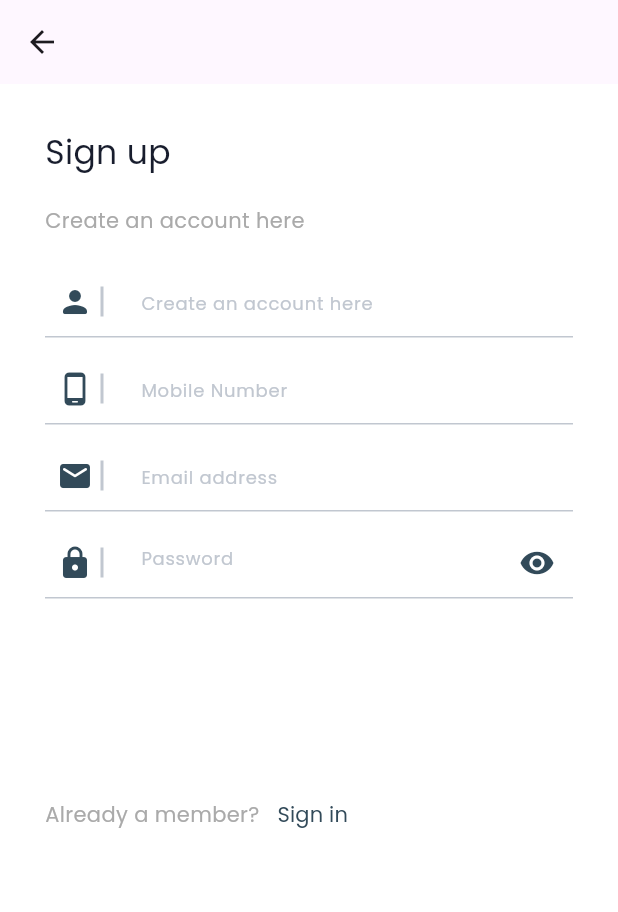
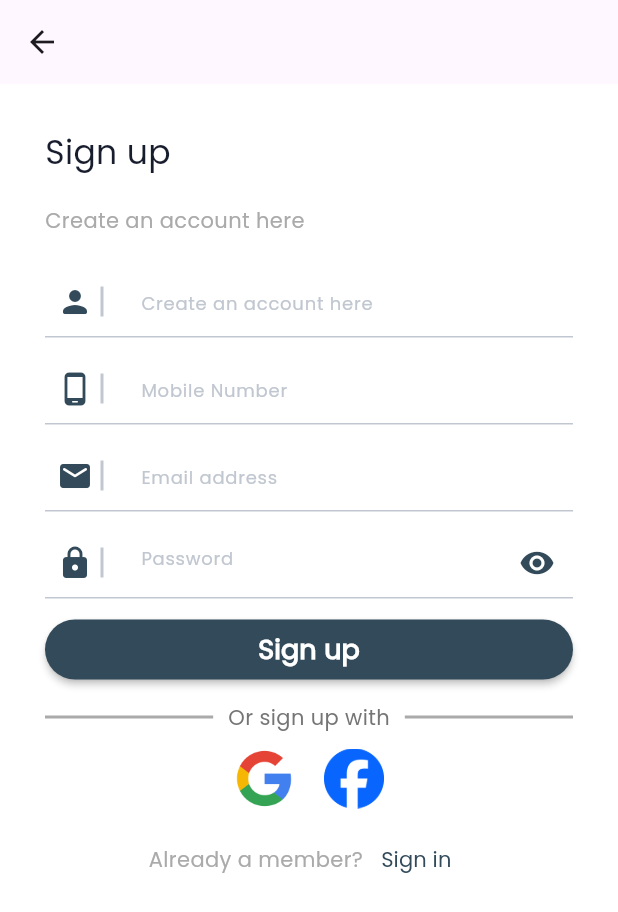
Before and after one commit to ahmedzaydan/Coffee_App, a Flutter app: the LoginView screen opened by its route, after a tap on "Sign up", on a phone screen of 412 x 824 dp. Shown: the top 912 px of the screen. Run offline on Flutter 3.47's test engine with Material 3 defaults, Android fonts, the phone set to English and light mode, and no system bars; our stand-ins replace cached_network_image, flutter_svg, gap, go_router, google_fonts, otp_text_field; network calls fail.

Commit message:
feat: Auth UI Completely Finished

```diff
--- a/caffeine_connect/lib/core/utils/constants.dart
+++ b/caffeine_connect/lib/core/utils/constants.dart
@@ -8,6 +8,6 @@ abstract class Constants {
   static int textAnimationDuration = 3;
 
   static const int zero = 0;
-  static const double buttonRadius = 20;
+  static const double buttonRadius = 25;
   static const int codeLength = 4;
 }
--- a/caffeine_connect/lib/core/utils/routes_manager.dart
+++ b/caffeine_connect/lib/core/utils/routes_manager.dart
@@ -24,7 +24,6 @@ abstract class RoutesManager {
   static const String forgotPasswordView = '/forgotPassword';
   static const String verificationView = '/verification';
   static const String menuView = '/menu';
-  // static const String menuView = '/'; // TODO: swap
   static const String makeOrder = '/makeOrder';
   static const String coffeeLoverAssemblageView = '/coffeeLoverAssemblage';
   static const String selectBaristaView = '/selectBarista';
@@ -45,13 +44,13 @@ abstract class RoutesManager {
       // login screen
       GoRoute(
         path: loginView,
-        builder: (context, state) => const LoginView(),
+        builder: (context, state) => LoginView(),
       ),
 
       // forgot password screen
       GoRoute(
         path: forgotPasswordView,
-        builder: (context, state) => ForwardPasswordView(),
+        builder: (context, state) => ForgotPasswordView(),
       ),
 
       // sign up screen
--- a/caffeine_connect/lib/core/utils/strings_manager.dart
+++ b/caffeine_connect/lib/core/utils/strings_manager.dart
@@ -21,8 +21,11 @@ abstract class StringsManager {
   static const String alreadyAMember = 'Already a member?';
   static const String enterYourEmail = 'Enter your email address';
   static const String verification = 'Verification';
+  static const String sendCode = 'Send code';
   static const String enterCode = 'Enter the OTP code which sent to your email';
+  static const String verify = 'Verify';
   static const String orSignInWith = 'Or sign in with';
+  static const String orSignUpWith = 'Or sign up with';
   static const String empty = '';
 
   // menu
--- a/caffeine_connect/lib/core/widgets/forward_button.dart
+++ b/caffeine_connect/lib/core/widgets/forward_button.dart
@@ -1,6 +1,5 @@
 import 'package:caffeine_connect/core/utils/color_manager.dart';
 import 'package:caffeine_connect/core/utils/constants.dart';
-import 'package:caffeine_connect/core/utils/values_manager.dart';
 import 'package:flutter/material.dart';
 
 class ForwardButton extends StatelessWidget {
@@ -17,7 +16,7 @@ class ForwardButton extends StatelessWidget {
       backgroundColor: ColorManager.secondary,
       radius: Constants.buttonRadius,
       child: IconButton(
-        iconSize: ValuesManager.v32,
+        iconSize: Constants.buttonRadius * 1.2,
         icon: Icon(
           Icons.arrow_forward,
           color: iconColor,
--- a/caffeine_connect/lib/features/auth/presentation/views/login_view.dart
+++ b/caffeine_connect/lib/features/auth/presentation/views/login_view.dart
@@ -1,17 +1,61 @@
+import 'package:caffeine_connect/core/utils/routes_manager.dart';
+import 'package:caffeine_connect/core/utils/strings_manager.dart';
 import 'package:caffeine_connect/core/utils/values_manager.dart';
-import 'package:caffeine_connect/features/auth/presentation/views/widgets/login_view_body.dart';
+import 'package:caffeine_connect/features/auth/presentation/views/widgets/auth_section.dart';
+import 'package:caffeine_connect/features/auth/presentation/views/widgets/auth_text.dart';
+import 'package:caffeine_connect/features/auth/presentation/views/widgets/email.dart';
+import 'package:caffeine_connect/features/auth/presentation/views/widgets/forgot_password.dart';
+import 'package:caffeine_connect/features/auth/presentation/views/widgets/password.dart';
 import 'package:flutter/material.dart';
 
 class LoginView extends StatelessWidget {
-  const LoginView({super.key});
+  LoginView({super.key});
+
+  final GlobalKey<FormState> _formKey = GlobalKey<FormState>();
+  final TextEditingController _emailController = TextEditingController();
+  final TextEditingController _passwordController = TextEditingController();
+
   @override
   Widget build(BuildContext context) {
     return Scaffold(
       appBar: AppBar(),
-      body: const Padding(
-        padding: EdgeInsets.all(ValuesManager.v30),
+      body: Padding(
+        padding: const EdgeInsets.all(ValuesManager.v30),
         child: SingleChildScrollView(
-          child: LoginViewBody(),
+          child: Column(
+            mainAxisSize: MainAxisSize.max,
+            crossAxisAlignment: CrossAxisAlignment.start,
+            children: [
+              const AuthText(
+                text1: StringsManager.signIn,
+                text2: StringsManager.welcomeBack,
+              ),
+
+              Form(
+                key: _formKey,
+                child: Column(
+                  children: [
+                    Email(emailController: _emailController),
+                    const SizedBox(height: ValuesManager.v10),
+                    Password(passwordController: _passwordController),
+                  ],
+                ),
+              ),
+
+              const ForgotPassword(),
+
+              AuthSection(
+                buttonText: StringsManager.signIn,
+                authSepText: StringsManager.orSignInWith,
+                text1: StringsManager.newMember,
+                textButtonText: StringsManager.signUp,
+                dest: RoutesManager.registerView,
+                onPressed: () {
+                  // TODO: validate form before naviagation
+                },
+              ),
+            ],
+          ),
         ),
       ),
     );
--- a/caffeine_connect/lib/features/auth/presentation/views/register_view.dart
+++ b/caffeine_connect/lib/features/auth/presentation/views/register_view.dart
@@ -1,12 +1,14 @@
 import 'package:caffeine_connect/core/utils/color_manager.dart';
-import 'package:caffeine_connect/core/utils/functions.dart';
 import 'package:caffeine_connect/core/utils/routes_manager.dart';
 import 'package:caffeine_connect/core/utils/strings_manager.dart';
 import 'package:caffeine_connect/core/utils/values_manager.dart';
-import 'package:caffeine_connect/features/auth/presentation/views/widgets/auth_actions.dart';
+import 'package:caffeine_connect/features/auth/presentation/views/widgets/auth_section.dart';
 import 'package:caffeine_connect/features/auth/presentation/views/widgets/auth_text.dart';
 import 'package:caffeine_connect/features/auth/presentation/views/widgets/custom_text_form_field.dart';
+import 'package:caffeine_connect/features/auth/presentation/views/widgets/email.dart';
+import 'package:caffeine_connect/features/auth/presentation/views/widgets/password.dart';
 import 'package:flutter/material.dart';
+import 'package:gap/gap.dart';
 
 class RegisterView extends StatelessWidget {
   const RegisterView({super.key});
@@ -27,18 +29,16 @@ class RegisterView extends StatelessWidget {
                 text2: StringsManager.createAccount,
               ),
               RegisterForm(),
-              const SizedBox(height: ValuesManager.v120),
-              AuthActions(
+              const Gap(10),
+              AuthSection(
+                buttonText: StringsManager.signUp,
+                authSepText: StringsManager.orSignUpWith,
                 text1: StringsManager.alreadyAMember,
-                textButtonContent: StringsManager.signIn,
+                textButtonText: StringsManager.signIn,
+                dest: RoutesManager.loginView,
                 onPressed: () {
-                  navigateTo(
-                    context: context,
-                    dest: RoutesManager.loginView,
-                  );
+                  // TODO: validate form before naviagation
                 },
-                // TODO: validate form before naviagation
-                // dest: RoutesManager.splashView,
               ),
             ],
           ),
@@ -86,36 +86,9 @@ class RegisterForm extends StatelessWidget {
           ),
 
           const SizedBox(height: ValuesManager.v10),
-
-          // email
-          CustomTextFormField(
-            controller: _emailController,
-            hintText: StringsManager.email,
-            prefixIcon: const Icon(
-              Icons.email_rounded,
-              color: ColorManager.secondary,
-            ),
-          ),
-
+          Email(emailController: _emailController),
           const SizedBox(height: ValuesManager.v10),
-
-          // password
-          CustomTextFormField(
-            controller: _passwordController,
-            hintText: StringsManager.password,
-            prefixIcon: const Icon(
-              Icons.lock_rounded,
-              color: ColorManager.secondary,
-            ),
-            suffixIcon: const Icon(
-              Icons.visibility,
-              color: ColorManager.secondary,
-            ),
-            obsecureText: true,
-            suffixOnPressed: () {
-              // TODO: implement password visibility
-            },
-          ),
+          Password(passwordController: _passwordController),
         ],
       ),
     );
--- a/caffeine_connect/lib/features/auth/presentation/views/widgets/auth_actions.dart
+++ b/caffeine_connect/lib/features/auth/presentation/views/widgets/auth_actions.dart
@@ -4,10 +4,6 @@ import 'package:caffeine_connect/core/utils/styles.dart';
 import 'package:flutter/material.dart';
 
 class AuthActions extends StatelessWidget {
-  final String? text1;
-  final String? textButtonContent;
-  final void Function()? onPressed;
-  final String? dest;
   const AuthActions({
     super.key,
     this.text1,
@@ -15,6 +11,11 @@ class AuthActions extends StatelessWidget {
     this.onPressed,
     this.dest,
   });
+
+  final String? text1;
+  final String? textButtonContent;
+  final void Function()? onPressed;
+  final String? dest;
 
   @override
   Widget build(BuildContext context) {
--- /dev/null
+++ b/caffeine_connect/lib/features/auth/presentation/views/widgets/auth_section.dart
@@ -0,0 +1,57 @@
+import 'package:caffeine_connect/core/utils/functions.dart';
+import 'package:caffeine_connect/core/utils/styles.dart';
+import 'package:caffeine_connect/core/widgets/custom_material_button.dart';
+import 'package:caffeine_connect/features/auth/presentation/views/widgets/auth_actions.dart';
+import 'package:caffeine_connect/features/auth/presentation/views/widgets/auth_separator.dart';
+import 'package:caffeine_connect/features/auth/presentation/views/widgets/social_media_auth.dart';
+import 'package:flutter/material.dart';
+import 'package:gap/gap.dart';
+
+class AuthSection extends StatelessWidget {
+  AuthSection({
+    super.key,
+    required this.buttonText,
+    required this.authSepText,
+    required this.text1,
+    required this.textButtonText,
+    required this.dest,
+    required this.onPressed,
+  });
+
+  final String buttonText;
+  final String authSepText;
+  final String text1;
+  final String textButtonText;
+  final String dest;
+  void Function()? onPressed;
+
+  @override
+  Widget build(BuildContext context) {
+    return Column(
+      children: [
+        CustomMaterialButton(
+          text: buttonText,
+          textStyle: Styles.textStyle18.copyWith(
+            fontWeight: FontWeight.w700,
+          ),
+          onPressed: onPressed,
+        ),
+        const Gap(10),
+        AuthSeparator(text: authSepText),
+        const SocialMediaAuth(),
+        Center(
+          child: AuthActions(
+            text1: text1,
+            textButtonContent: textButtonText,
+            onPressed: () {
+              navigateTo(
+                context: context,
+                dest: dest,
+              );
+            },
+          ),
+        ),
+      ],
+    );
+  }
+}
--- /dev/null
+++ b/caffeine_connect/lib/features/auth/presentation/views/widgets/email.dart
@@ -0,0 +1,25 @@
+import 'package:caffeine_connect/core/utils/color_manager.dart';
+import 'package:caffeine_connect/core/utils/strings_manager.dart';
+import 'package:caffeine_connect/features/auth/presentation/views/widgets/custom_text_form_field.dart';
+import 'package:flutter/material.dart';
+
+class Email extends StatelessWidget {
+  const Email({
+    super.key,
+    required this.emailController,
+  });
+
+  final TextEditingController emailController;
+
+  @override
+  Widget build(BuildContext context) {
+    return CustomTextFormField(
+      controller: emailController,
+      hintText: StringsManager.email,
+      prefixIcon: const Icon(
+        Icons.email_rounded,
+        color: ColorManager.secondary,
+      ),
+    );
+  }
+}
--- a/caffeine_connect/lib/features/auth/presentation/views/widgets/login_view_body.dart
+++ /dev/null
@@ -1,113 +0,0 @@
-import 'package:caffeine_connect/core/utils/color_manager.dart';
-import 'package:caffeine_connect/core/utils/functions.dart';
-import 'package:caffeine_connect/core/utils/routes_manager.dart';
-import 'package:caffeine_connect/core/utils/strings_manager.dart';
-import 'package:caffeine_connect/core/utils/styles.dart';
-import 'package:caffeine_connect/core/utils/values_manager.dart';
-import 'package:caffeine_connect/core/widgets/custom_material_button.dart';
-import 'package:caffeine_connect/features/auth/presentation/views/widgets/auth_actions.dart';
-import 'package:caffeine_connect/features/auth/presentation/views/widgets/auth_separator.dart';
-import 'package:caffeine_connect/features/auth/presentation/views/widgets/auth_text.dart';
-import 'package:caffeine_connect/features/auth/presentation/views/widgets/custom_text_form_field.dart';
-import 'package:caffeine_connect/features/auth/presentation/views/widgets/forgot_password.dart';
-import 'package:caffeine_connect/features/auth/presentation/views/widgets/social_media_auth.dart';
-import 'package:flutter/material.dart';
-import 'package:gap/gap.dart';
-// TODO: actual login
-class LoginViewBody extends StatelessWidget {
-  const LoginViewBody({
-    super.key,
-  });
-
-  @override
-  Widget build(BuildContext context) {
-    return Column(
-      mainAxisSize: MainAxisSize.max,
-      crossAxisAlignment: CrossAxisAlignment.start,
-      children: [
-        const AuthText(
-          text1: StringsManager.signIn,
-          text2: StringsManager.welcomeBack,
-        ),
-
-        LoginForm(),
-
-        // TODO: toggle visibility
-        const ForgotPassword(),
-
-        // login button
-        CustomMaterialButton(
-          text: StringsManager.signIn,
-          textStyle: Styles.textStyle18.copyWith(fontWeight: FontWeight.w700),
-          onPressed: () {
-            // TODO: validate form before naviagation
-          },
-        ),
-
-        const Gap(10),
-
-        const AuthSeparator(text: StringsManager.orSignInWith),
-
-        const SocialMediaAuth(),
-
-        Center(
-          child: AuthActions(
-            text1: StringsManager.newMember,
-            textButtonContent: StringsManager.signUp,
-            onPressed: () {
-              navigateTo(
-                context: context,
-                dest: RoutesManager.registerView,
-              );
-            },
-          ),
-        ),
-      ],
-    );
-  }
-}
-
-class LoginForm extends StatelessWidget {
-  final GlobalKey<FormState> _formKey = GlobalKey<FormState>();
-  final TextEditingController _emailController = TextEditingController();
-  final TextEditingController _passwordController = TextEditingController();
-  LoginForm({super.key});
-
-  @override
-  Widget build(BuildContext context) {
-    return Form(
-      key: _formKey,
-      child: Column(
-        children: [
-          // email
-          CustomTextFormField(
-            controller: _emailController,
-            hintText: StringsManager.email,
-            prefixIcon: const Icon(
-              Icons.email_rounded,
-              color: ColorManager.secondary,
-            ),
-          ),
-
-          const SizedBox(height: ValuesManager.v10),
-
-          // password
-          CustomTextFormField(
-            controller: _passwordController,
-            hintText: StringsManager.password,
-            prefixIcon: const Icon(
-              Icons.lock_rounded,
-              color: ColorManager.secondary,
-            ),
-            suffixIcon: const Icon(
-              Icons.visibility,
-              color: ColorManager.secondary,
-            ),
-            obsecureText: true,
-            suffixOnPressed: () {},
-          ),
-        ],
-      ),
-    );
-  }
-}
--- /dev/null
+++ b/caffeine_connect/lib/features/auth/presentation/views/widgets/password.dart
@@ -0,0 +1,35 @@
+import 'package:caffeine_connect/core/utils/color_manager.dart';
+import 'package:caffeine_connect/core/utils/strings_manager.dart';
+import 'package:caffeine_connect/features/auth/presentation/views/widgets/custom_text_form_field.dart';
+import 'package:flutter/material.dart';
+
+class Password extends StatelessWidget {
+  const Password({
+    super.key,
+    required this.passwordController,
+    // required this.authCubit,
+  });
+
+  final TextEditingController passwordController;
+  // final AuthCubit authCubit; // TODO: pass this here
+
+  @override
+  Widget build(BuildContext context) {
+    return CustomTextFormField(
+      controller: passwordController,
+      hintText: StringsManager.password,
+      prefixIcon: const Icon(
+        Icons.lock_rounded,
+        color: ColorManager.secondary,
+      ),
+
+      suffixIcon: const Icon(
+        Icons.visibility, // TODO: toggle visibility
+        color: ColorManager.secondary,
+      ),
+
+      obsecureText: true,
+      suffixOnPressed: () {},
+    );
+  }
+}
--- a/caffeine_connect/lib/features/order/presentation/views/menu_view.dart
+++ b/caffeine_connect/lib/features/order/presentation/views/menu_view.dart
@@ -46,9 +46,7 @@ class MenuView extends StatelessWidget {
               ),
             ),
             const SizedBox(height: ValuesManager.v20),
-            const Expanded(
-              child: MenuItemsGridView(),
-            ),
+            const Expanded(child: MenuItemsGridView()),
             const SizedBox(height: ValuesManager.v20),
             const CustomBottomNavBar(),
           ],
--- a/caffeine_connect/pubspec.yaml
+++ b/caffeine_connect/pubspec.yaml
@@ -28,6 +28,7 @@ dependencies:
   google_fonts: ^6.1.0
   intl: ^0.18.1
   lottie: ^2.7.0
+  otp_text_field: ^1.1.3
 
 dev_dependencies:
   flutter_lints: ^2.0.0
```
Also changed, not shown: caffeine_connect/lib/features/auth/presentation/views/forgot_password_view.dart (+10 -23 lines), caffeine_connect/lib/features/auth/presentation/views/verification_view.dart (+17 -32 lines), caffeine_connect/lib/features/order/presentation/views/widgets/menu/grid_view_menu_item.dart (+4 -3 lines), caffeine_connect/lib/features/splash/presentation/views/splash_view.dart (+7 -1 lines), caffeine_connect/pubspec.lock.
